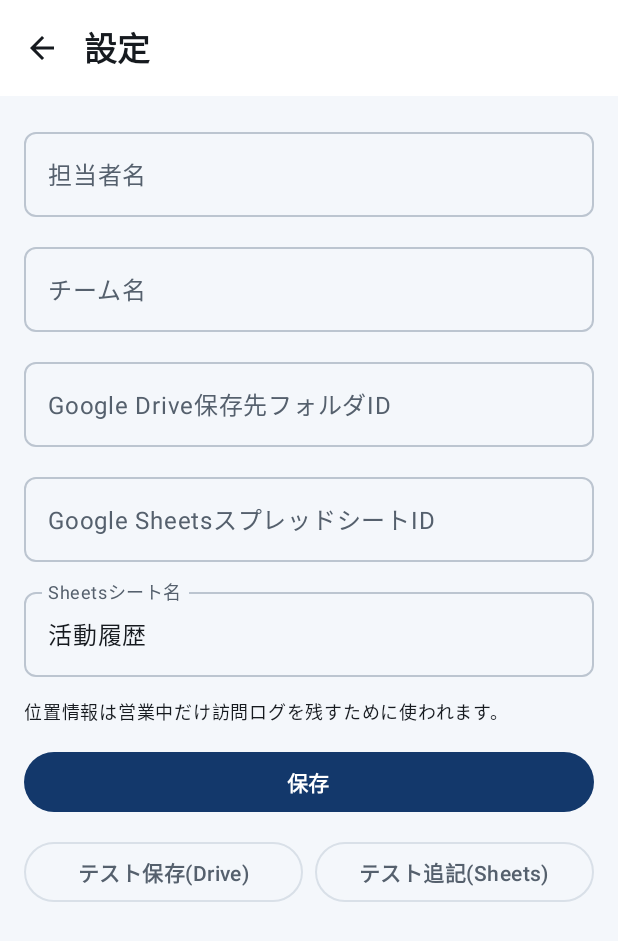
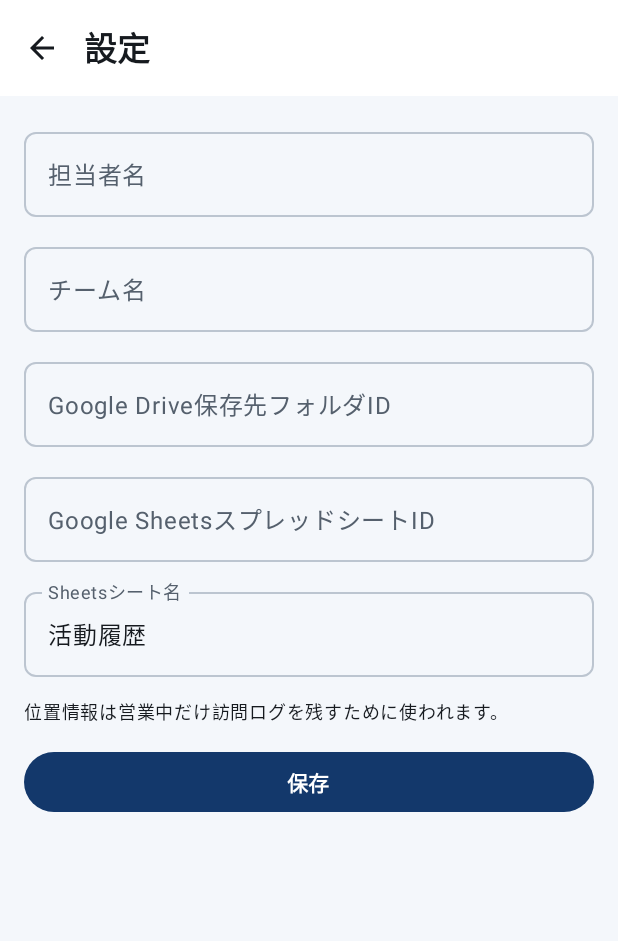
Before and after one commit to tmk4men/saleslog-device, an Android app built with Jetpack Compose: the SettingsScreen screen opened through its navigation route, on a phone screen of 412 x 824 dp. Shown: the top 941 px of the screen. Run offline under Robolectric (Android 15) with nearby library versions, the phone set to English and light mode, and no system bars; our stand-ins replace Room's generated code.

Commit message:
chore: 設定画面の「テスト」ボタンを削除し製品向けに整理
開発時のMock動作確認用だった「テスト保存(Drive)」「テスト追記(Sheets)」ボタンと
SettingsViewModel の testDrive/testSheets を削除。実際の保存・記録・共有は日報画面に
あるため機能の欠落はなし。未使用import(Row/OutlinedButton)も削除。

Co-Authored-By: Claude Opus 4.8 (1M context) <noreply@anthropic.com>

```diff
--- a/app/src/main/java/com/example/saleslogdevice/ui/settings/SettingsScreen.kt
+++ b/app/src/main/java/com/example/saleslogdevice/ui/settings/SettingsScreen.kt
@@ -2,7 +2,6 @@ package com.example.saleslogdevice.ui.settings
 
 import androidx.compose.foundation.layout.Arrangement
 import androidx.compose.foundation.layout.Column
-import androidx.compose.foundation.layout.Row
 import androidx.compose.foundation.layout.fillMaxSize
 import androidx.compose.foundation.layout.fillMaxWidth
 import androidx.compose.foundation.layout.padding
@@ -14,7 +13,6 @@ import androidx.compose.material3.Button
 import androidx.compose.material3.ExperimentalMaterial3Api
 import androidx.compose.material3.Icon
 import androidx.compose.material3.IconButton
-import androidx.compose.material3.OutlinedButton
 import androidx.compose.material3.OutlinedTextField
 import androidx.compose.material3.Scaffold
 import androidx.compose.material3.SnackbarHost
@@ -110,14 +108,6 @@ fun SettingsScreen(
             Button(onClick = viewModel::save, modifier = Modifier.fillMaxWidth()) {
                 Text("保存")
             }
-            Row(horizontalArrangement = Arrangement.spacedBy(8.dp), modifier = Modifier.fillMaxWidth()) {
-                OutlinedButton(onClick = viewModel::testDrive, modifier = Modifier.weight(1f)) {
-                    Text("テスト保存(Drive)")
-                }
-                OutlinedButton(onClick = viewModel::testSheets, modifier = Modifier.weight(1f)) {
-                    Text("テスト追記(Sheets)")
-                }
-            }
         }
     }
 }
```
Also changed, not shown: app/src/main/java/com/example/saleslogdevice/ui/settings/SettingsViewModel.kt (+0 -31 lines).
